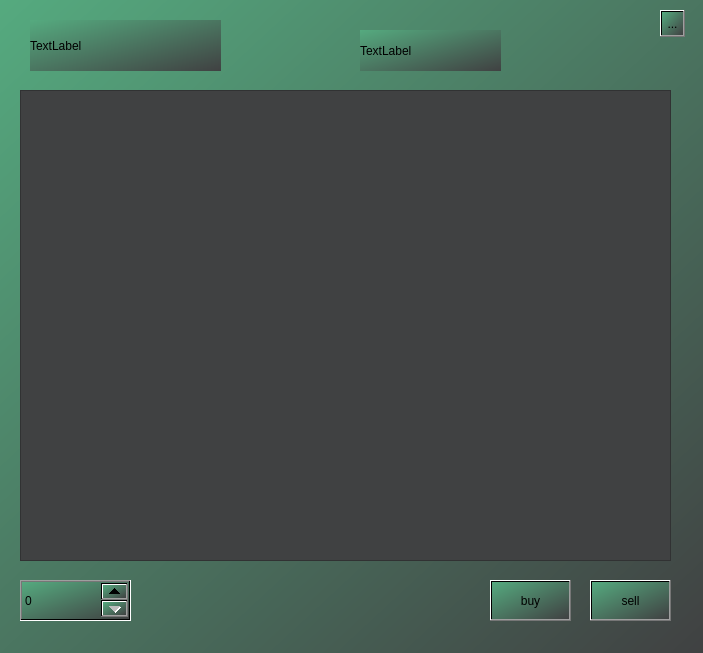
Above: client/crypto.ui from SushantKumarPandey/Crypto-Tradeing-App-with-fake-currency before the change. Below: the same form after it.
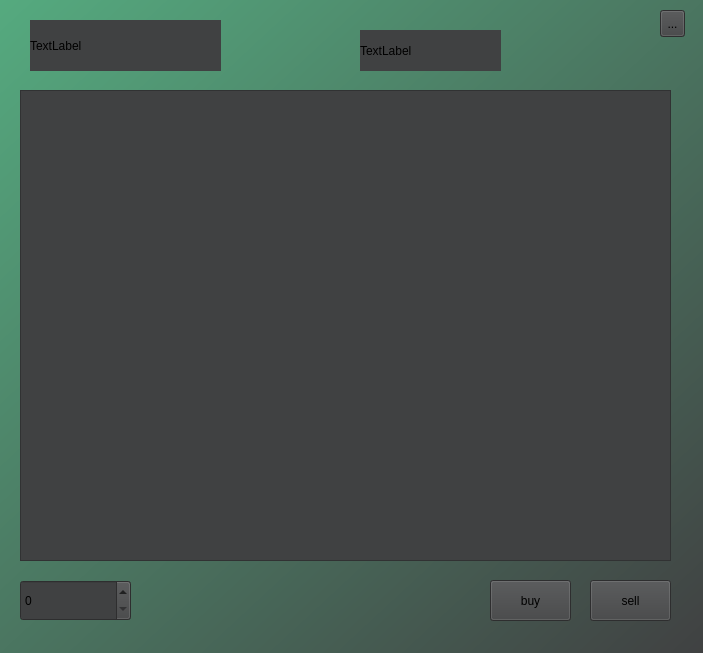
That is the form after the change. Icons and pictures are not drawn.

Commit message: fix: ui forum besser leserlich

What changed in the file:
```diff
--- a/client/crypto.ui
+++ b/client/crypto.ui
@@ -39,6 +39,9 @@
      <height>41</height>
     </rect>
    </property>
+   <property name="styleSheet">
+    <string notr="true">background-color: rgb(64, 65, 66);</string>
+   </property>
    <property name="text">
     <string>buy</string>
    </property>
@@ -52,6 +55,9 @@
      <height>41</height>
     </rect>
    </property>
+   <property name="styleSheet">
+    <string notr="true">background-color: rgb(64, 65, 66);</string>
+   </property>
    <property name="text">
     <string>sell</string>
    </property>
@@ -65,6 +71,9 @@
      <height>41</height>
     </rect>
    </property>
+   <property name="styleSheet">
+    <string notr="true">background-color: rgb(64, 65, 66);</string>
+   </property>
   </widget>
   <widget class="QToolButton" name="toolButton">
    <property name="geometry">
@@ -75,6 +84,9 @@
      <height>27</height>
     </rect>
    </property>
+   <property name="styleSheet">
+    <string notr="true">background-color: rgb(64, 65, 66);</string>
+   </property>
    <property name="text">
     <string>...</string>
    </property>
@@ -91,6 +103,9 @@
      <height>51</height>
     </rect>
    </property>
+   <property name="styleSheet">
+    <string notr="true">background-color: rgb(64, 65, 66);</string>
+   </property>
    <property name="text">
     <string>TextLabel</string>
    </property>
@@ -104,6 +119,9 @@
      <height>41</height>
     </rect>
    </property>
+   <property name="styleSheet">
+    <string notr="true">background-color: rgb(64, 65, 66);</string>
+   </property>
    <property name="text">
     <string>TextLabel</string>
    </property>
```
The commit also changes 1 other file.
